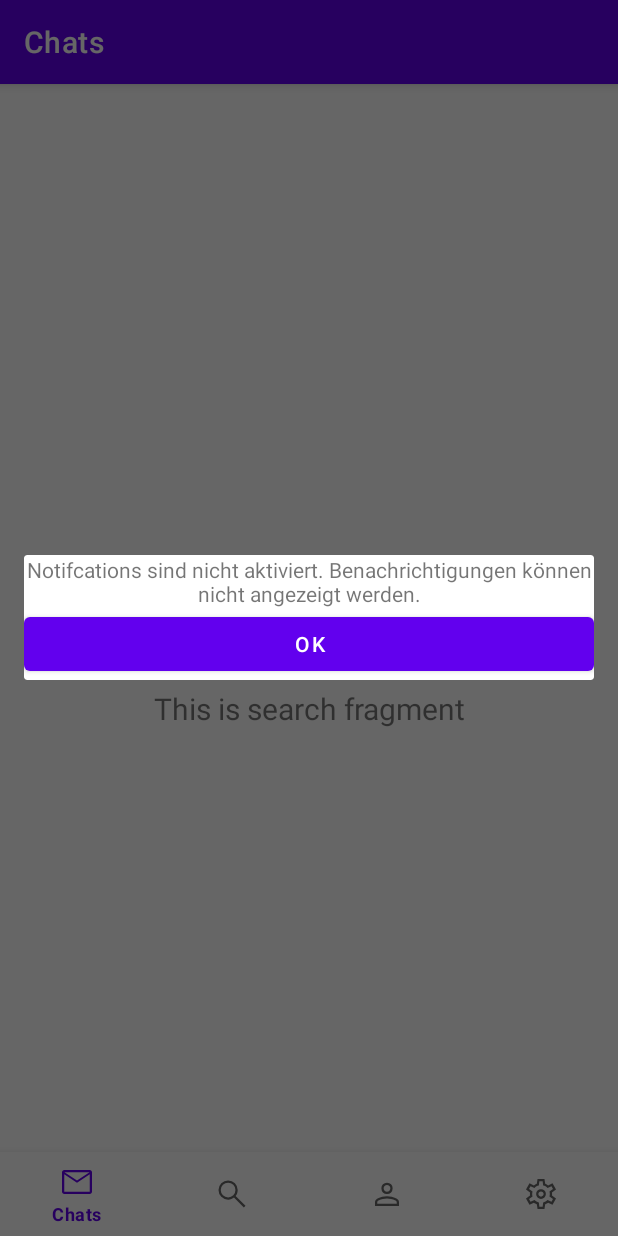
After one commit to Saylonnn/Chatapp, an Android app: the fragment ErrorDialog placed in its activity, on a phone screen of 412 x 824 dp. The commit adds this screen. Run offline under Robolectric (Android 15) with nearby library versions, the phone set to English and light mode, and no system bars; our stand-ins replace navigation-ui.

```diff
--- a/app/build.gradle
+++ b/app/build.gradle
@@ -5,12 +5,12 @@
 
 android {
     namespace 'com.saylonn.chatapp'
-    compileSdk 32
+    compileSdk 33
 
     defaultConfig {
         applicationId "com.saylonn.chatapp"
         minSdk 26
-        targetSdk 32
+        targetSdk 33
         versionCode 1
         versionName "1.0"
 
--- a/app/src/main/AndroidManifest.xml
+++ b/app/src/main/AndroidManifest.xml
@@ -1,6 +1,8 @@
 <?xml version="1.0" encoding="utf-8"?>
 <manifest xmlns:android="http://schemas.android.com/apk/res/android"
     xmlns:tools="http://schemas.android.com/tools">
+    <uses-permission android:name="android.permission.POST_NOTIFICATIONS"/>
+    <uses-permission android:name="android.permission.INTERNET"/>
 
     <application
         android:allowBackup="true"
--- a/app/src/main/java/com/saylonn/chatapp/MainActivity.java
+++ b/app/src/main/java/com/saylonn/chatapp/MainActivity.java
@@ -1,12 +1,18 @@
 package com.saylonn.chatapp;
 
+import android.Manifest;
 import android.content.Context;
 import android.content.SharedPreferences;
+import android.content.pm.PackageManager;
+import android.os.Build;
 import android.os.Bundle;
 
 import com.google.android.material.bottomnavigation.BottomNavigationView;
 
+import androidx.activity.result.ActivityResultLauncher;
+import androidx.activity.result.contract.ActivityResultContracts;
 import androidx.appcompat.app.AppCompatActivity;
+import androidx.core.content.ContextCompat;
 import androidx.fragment.app.DialogFragment;
 import androidx.fragment.app.FragmentTransaction;
 import androidx.navigation.NavController;
@@ -15,6 +21,7 @@
 import androidx.navigation.ui.NavigationUI;
 
 import com.saylonn.chatapp.databinding.ActivityMainBinding;
+import com.saylonn.chatapp.ui.dialogs.ErrorDialog;
 import com.saylonn.chatapp.ui.dialogs.LoginDialog;
 
 public class MainActivity extends AppCompatActivity {
@@ -24,6 +31,7 @@
     @Override
     protected void onCreate(Bundle savedInstanceState) {
         super.onCreate(savedInstanceState);
+        requestPermissionLauncher.launch(android.Manifest.permission.POST_NOTIFICATIONS);
 
         SharedPreferences sp = getPreferences(Context.MODE_PRIVATE);
         String username = sp.getString("login_username", "empty");
@@ -55,5 +63,36 @@
         LoginDialog loginDialog = new LoginDialog();
         loginDialog.show(ft, "login");
     }
+    private void showNotificationNotAllowedDialog(){
+        FragmentTransaction ft = getSupportFragmentManager().beginTransaction();
+        ErrorDialog errorDialog = new ErrorDialog();
+        errorDialog.show(ft, "Notification not allowed");
+    }
+
+    private final ActivityResultLauncher<String> requestPermissionLauncher =
+            registerForActivityResult(new ActivityResultContracts.RequestPermission(), isGranted -> {
+               if (isGranted){
+                   //FCM SDK (and your App) can post Notifications
+               } else {
+                   showNotificationNotAllowedDialog();
+               }
+            });
+    private void askNotificationPermission() {
+        // This is only necessary for API level >= 33 (TIRAMISU)
+        if (Build.VERSION.SDK_INT >= Build.VERSION_CODES.TIRAMISU) {
+            if (ContextCompat.checkSelfPermission(this, Manifest.permission.POST_NOTIFICATIONS) ==
+                    PackageManager.PERMISSION_GRANTED) {
+                // FCM SDK (and your app) can post notifications.
+            } else if (shouldShowRequestPermissionRationale(Manifest.permission.POST_NOTIFICATIONS)) {
+                // TODO: display an educational UI explaining to the user the features that will be enabled
+                //       by them granting the POST_NOTIFICATION permission. This UI should provide the user
+                //       "OK" and "No thanks" buttons. If the user selects "OK," directly request the permission.
+                //       If the user selects "No thanks," allow the user to continue without notifications.
+            } else {
+                // Directly ask for the permission
+                requestPermissionLauncher.launch(Manifest.permission.POST_NOTIFICATIONS);
+            }
+        }
+    }
 
 }
--- /dev/null
+++ b/app/src/main/java/com/saylonn/chatapp/ui/dialogs/ErrorDialog.java
@@ -0,0 +1,21 @@
+package com.saylonn.chatapp.ui.dialogs;
+
+import android.app.AlertDialog;
+import android.app.Dialog;
+import android.content.DialogInterface;
+import android.os.Bundle;
+import android.view.LayoutInflater;
+import android.view.View;
+import android.view.ViewGroup;
+
+import androidx.fragment.app.DialogFragment;
+
+import com.saylonn.chatapp.R;
+
+public class ErrorDialog extends DialogFragment {
+    @Override
+    public View onCreateView(LayoutInflater inflater, ViewGroup container, Bundle savedInstanceState){
+        return inflater.inflate(R.layout.error_dialog, container, false);
+
+    }
+}
--- /dev/null
+++ b/app/src/main/res/layout/error_dialog.xml
@@ -0,0 +1,38 @@
+<?xml version="1.0" encoding="utf-8"?>
+<androidx.constraintlayout.widget.ConstraintLayout xmlns:android="http://schemas.android.com/apk/res/android"
+    xmlns:app="http://schemas.android.com/apk/res-auto"
+    xmlns:tools="http://schemas.android.com/tools"
+    android:layout_width="match_parent"
+    android:layout_height="match_parent"
+    android:layout_marginLeft="40dp"
+    android:layout_marginRight="40dp"
+    >
+
+
+    <LinearLayout
+        android:layout_width="match_parent"
+        android:layout_height="match_parent"
+        android:foregroundGravity="center_vertical"
+        android:gravity="center_vertical"
+        android:orientation="vertical"
+        app:layout_constraintBottom_toBottomOf="parent"
+        app:layout_constraintEnd_toEndOf="parent"
+        app:layout_constraintStart_toStartOf="parent"
+        app:layout_constraintTop_toTopOf="parent">
+
+
+        <TextView
+            android:layout_width="match_parent"
+            android:layout_height="match_parent"
+            android:gravity="center_horizontal|center_vertical"
+            android:text="@string/notification_not_allowed_error_text" />
+
+
+        <Button
+            android:id="@+id/button"
+            android:layout_width="match_parent"
+            android:layout_height="wrap_content"
+            android:foregroundGravity="center_vertical"
+            android:text="@string/ok" />
+    </LinearLayout>
+</androidx.constraintlayout.widget.ConstraintLayout>
--- a/app/src/main/res/values/strings.xml
+++ b/app/src/main/res/values/strings.xml
@@ -16,5 +16,7 @@
     <string name="password_hint">Password</string>
     <string name="token_key">fcm_token</string>
     <string name="serverErrorMessage">Server Error</string>
+    <string name="ok">Ok</string>
+    <string name="notification_not_allowed_error_text">Notifcations sind nicht aktiviert. Benachrichtigungen können nicht angezeigt werden.</string>
 
 </resources>
```
Also changed, not shown: 1 other file.
